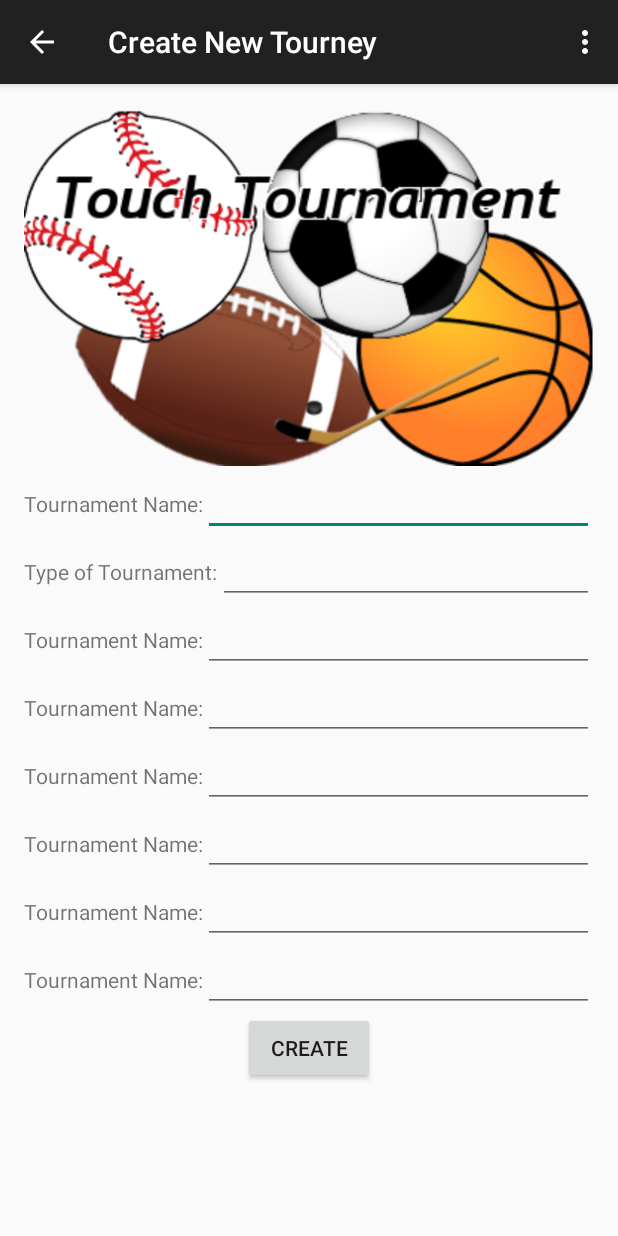
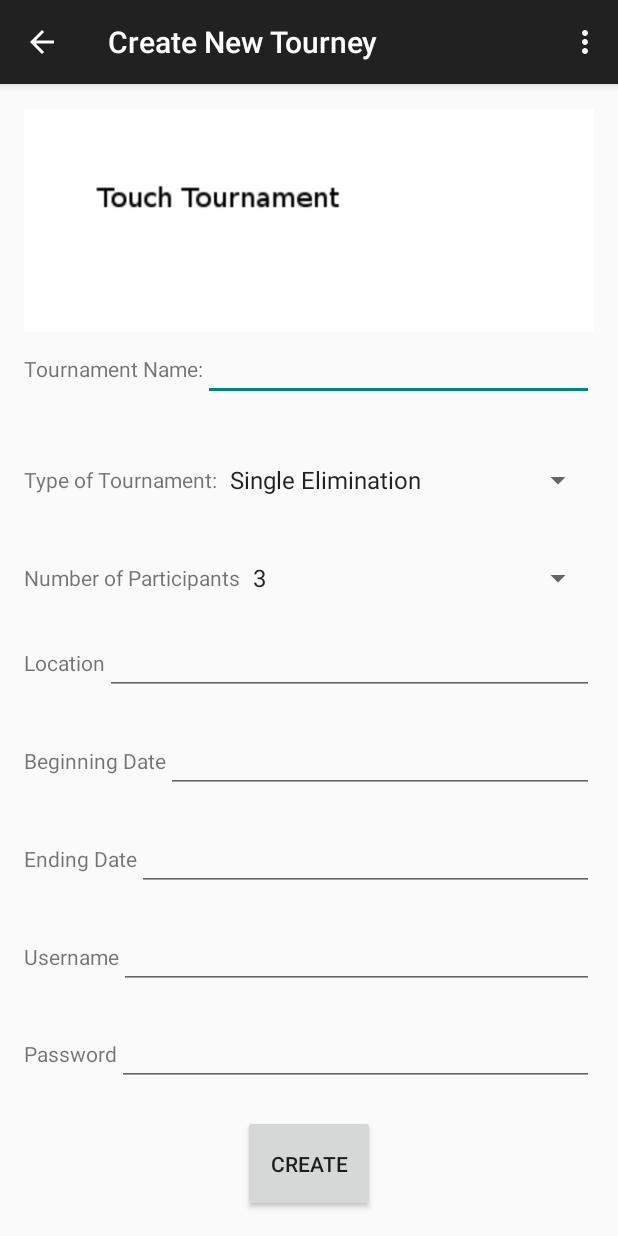
Before and after one commit to erikbenscoter/ist402_group, an Android app: the CreateNewTourney screen opened directly, with no data from a screen before it, on a phone screen of 412 x 824 dp. Run offline under Robolectric (Android 15) with nearby library versions, the light colour scheme and no system bars.

Commit message:
Create new tournament UI complete.  Started Run existing

```diff
--- a/app/TouchTournament/app/src/main/AndroidManifest.xml
+++ b/app/TouchTournament/app/src/main/AndroidManifest.xml
@@ -24,6 +24,14 @@
                 android:name="android.support.PARENT_ACTIVITY"
                 android:value="edu.psu.ist402.touchtournament.MainActivity" />
         </activity>
+        <activity
+            android:name=".OpenExistingTournament"
+            android:label="@string/title_activity_open_existing_tournament"
+            android:parentActivityName=".MainActivity" >
+            <meta-data
+                android:name="android.support.PARENT_ACTIVITY"
+                android:value="edu.psu.ist402.touchtournament.MainActivity" />
+        </activity>
     </application>
 
 </manifest>
--- a/app/TouchTournament/app/src/main/java/edu/psu/ist402/touchtournament/MainActivity.java
+++ b/app/TouchTournament/app/src/main/java/edu/psu/ist402/touchtournament/MainActivity.java
@@ -1,9 +1,11 @@
 package edu.psu.ist402.touchtournament;
 
+import android.content.Intent;
 import android.support.v7.app.ActionBarActivity;
 import android.os.Bundle;
 import android.view.Menu;
 import android.view.MenuItem;
+import android.view.View;
 
 
 public class MainActivity extends ActionBarActivity {
@@ -35,4 +37,9 @@ public class MainActivity extends ActionBarActivity {
 
         return super.onOptionsItemSelected(item);
     }
+
+    public void createNewTournament(View view) {
+        Intent intent = new Intent (this, CreateNewTourney.class);
+        startActivity(intent);
+    }
 }
--- a/app/TouchTournament/app/src/main/res/layout/activity_create_new_tourney.xml
+++ b/app/TouchTournament/app/src/main/res/layout/activity_create_new_tourney.xml
@@ -15,25 +15,26 @@
         <ImageView
             android:layout_width="wrap_content"
             android:layout_height="wrap_content"
-            android:id="@+id/imageView"
-            android:src="@drawable/ballcollage" />
+            android:id="@+id/imageView2"
+            android:src="@drawable/create_tourney_placeholder" />
     </LinearLayout>
 
     <!--Contains all the fields for a new tourney-->
     <LinearLayout
         android:orientation="vertical"
         android:layout_width="fill_parent"
-        android:layout_height="wrap_content"
+        android:layout_height="fill_parent"
         android:id="@+id/fields"
         android:layout_below="@+id/banner"
-        android:weightSum="11">
+        android:weightSum="9">
 
         <!--Horizontal linear layout to place the TextView and EditText next to each other-->
         <!--Tourney Name section-->
         <LinearLayout
             android:orientation="horizontal"
             android:layout_width="match_parent"
-            android:layout_height="wrap_content">
+            android:layout_height="fill_parent"
+            android:layout_weight="1">
 
             <TextView
                 android:layout_width="wrap_content"
@@ -51,30 +52,62 @@
         <LinearLayout
             android:orientation="horizontal"
             android:layout_width="match_parent"
-            android:layout_height="wrap_content">
+            android:layout_height="fill_parent"
+            android:layout_weight="1">
 
             <TextView
                 android:layout_width="wrap_content"
-                android:layout_height="wrap_content"
+                android:layout_height="match_parent"
                 android:text="Type of Tournament:"
-                android:id="@+id/textView4" />
+                android:id="@+id/textView4"
+                android:layout_gravity="bottom|left"
+                android:gravity="center_vertical" />
 
-            <EditText
+            <Spinner
                 android:layout_width="fill_parent"
-                android:layout_height="wrap_content"
-                android:id="@+id/editText" />
+                android:layout_height="fill_parent"
+                android:id="@+id/tourneyType"
+                android:spinnerMode="dialog"
+                android:entries="@array/tourney_type_list"
+                android:gravity="center_vertical" />
+
         </LinearLayout>
 
 
         <LinearLayout
             android:orientation="horizontal"
             android:layout_width="match_parent"
-            android:layout_height="wrap_content">
+            android:layout_height="fill_parent"
+            android:layout_weight="1">
+
+            <TextView
+                android:layout_width="wrap_content"
+                android:layout_height="match_parent"
+                android:text="Number of Participants"
+                android:id="@+id/numberParticipants"
+                android:layout_gravity="bottom|left"
+                android:gravity="center_vertical" />
+
+            <Spinner
+                android:layout_width="fill_parent"
+                android:layout_height="fill_parent"
+                android:id="@+id/noOfParticipants"
+                android:spinnerMode="dialog"
+                android:entries="@array/number_of_participants"
+                android:gravity="center_vertical" />
+
+        </LinearLayout>
+
+        <LinearLayout
+            android:orientation="horizontal"
+            android:layout_width="match_parent"
+            android:layout_height="fill_parent"
+            android:layout_weight="1">
 
             <TextView
                 android:layout_width="wrap_content"
                 android:layout_height="wrap_content"
-                android:text="Tournament Name:"
+                android:text="Location"
                 android:id="@+id/textView4" />
 
             <EditText
@@ -86,12 +119,13 @@
         <LinearLayout
             android:orientation="horizontal"
             android:layout_width="match_parent"
-            android:layout_height="wrap_content">
+            android:layout_height="fill_parent"
+            android:layout_weight="1">
 
             <TextView
                 android:layout_width="wrap_content"
                 android:layout_height="wrap_content"
-                android:text="Tournament Name:"
+                android:text="Beginning Date"
                 android:id="@+id/textView4" />
 
             <EditText
@@ -103,12 +137,13 @@
         <LinearLayout
             android:orientation="horizontal"
             android:layout_width="match_parent"
-            android:layout_height="wrap_content">
+            android:layout_height="fill_parent"
+            android:layout_weight="1">
 
             <TextView
                 android:layout_width="wrap_content"
                 android:layout_height="wrap_content"
-                android:text="Tournament Name:"
+                android:text="Ending Date"
                 android:id="@+id/textView4" />
 
             <EditText
@@ -120,12 +155,13 @@
         <LinearLayout
             android:orientation="horizontal"
             android:layout_width="match_parent"
-            android:layout_height="wrap_content">
+            android:layout_height="fill_parent"
+            android:layout_weight="1">
 
             <TextView
                 android:layout_width="wrap_content"
                 android:layout_height="wrap_content"
-                android:text="Tournament Name:"
+                android:text="Username"
                 android:id="@+id/textView4" />
 
             <EditText
@@ -137,29 +173,13 @@
         <LinearLayout
             android:orientation="horizontal"
             android:layout_width="match_parent"
-            android:layout_height="wrap_content">
+            android:layout_height="fill_parent"
+            android:layout_weight="1">
 
             <TextView
                 android:layout_width="wrap_content"
                 android:layout_height="wrap_content"
-                android:text="Tournament Name:"
-                android:id="@+id/textView4" />
-
-            <EditText
-                android:layout_width="fill_parent"
-                android:layout_height="wrap_content"
-                android:id="@+id/editText" />
-        </LinearLayout>
-
-        <LinearLayout
-            android:orientation="horizontal"
-            android:layout_width="match_parent"
-            android:layout_height="wrap_content">
-
-            <TextView
-                android:layout_width="wrap_content"
-                android:layout_height="wrap_content"
-                android:text="Tournament Name:"
+                android:text="Password"
                 android:id="@+id/textView4" />
 
             <EditText
@@ -170,10 +190,11 @@
 
         <Button
             android:layout_width="wrap_content"
-            android:layout_height="wrap_content"
+            android:layout_height="fill_parent"
             android:text="Create"
             android:id="@+id/button"
-            android:layout_gravity="center_horizontal" />
+            android:layout_gravity="center_horizontal"
+            android:layout_weight="1" />
 
     </LinearLayout>
 </RelativeLayout>
--- a/app/TouchTournament/app/src/main/res/layout/activity_main.xml
+++ b/app/TouchTournament/app/src/main/res/layout/activity_main.xml
@@ -15,7 +15,7 @@
             android:layout_width="wrap_content"
             android:layout_height="wrap_content"
             android:id="@+id/imageView"
-            android:src="@drawable/ballcollage" />
+            android:src="@drawable/main_ball_collage" />
     </LinearLayout>
 
     <LinearLayout
@@ -32,7 +32,8 @@
             android:text="Create New Tournament"
             android:id="@+id/btnNewTournament"
             android:layout_gravity="center"
-            android:layout_weight="2" />
+            android:layout_weight="2"
+            android:onClick="createNewTournament" />
 
         <TextView
             android:layout_width="wrap_content"
--- /dev/null
+++ b/app/TouchTournament/app/src/main/res/layout/activity_open_existing_tournament.xml
@@ -0,0 +1,12 @@
+<RelativeLayout xmlns:android="http://schemas.android.com/apk/res/android"
+    xmlns:tools="http://schemas.android.com/tools" android:layout_width="match_parent"
+    android:layout_height="match_parent" android:paddingLeft="@dimen/activity_horizontal_margin"
+    android:paddingRight="@dimen/activity_horizontal_margin"
+    android:paddingTop="@dimen/activity_vertical_margin"
+    android:paddingBottom="@dimen/activity_vertical_margin"
+    tools:context="edu.psu.ist402.touchtournament.OpenExistingTournament">
+
+    <TextView android:text="@string/hello_world" android:layout_width="wrap_content"
+        android:layout_height="wrap_content" />
+
+</RelativeLayout>
--- /dev/null
+++ b/app/TouchTournament/app/src/main/res/menu/menu_open_existing_tournament.xml
@@ -0,0 +1,7 @@
+<menu xmlns:android="http://schemas.android.com/apk/res/android"
+    xmlns:app="http://schemas.android.com/apk/res-auto"
+    xmlns:tools="http://schemas.android.com/tools"
+    tools:context="edu.psu.ist402.touchtournament.OpenExistingTournament">
+    <item android:id="@+id/action_settings" android:title="@string/action_settings"
+        android:orderInCategory="100" app:showAsAction="never" />
+</menu>
--- a/app/TouchTournament/app/src/main/res/values/strings.xml
+++ b/app/TouchTournament/app/src/main/res/values/strings.xml
@@ -4,4 +4,46 @@
     <string name="hello_world">Hello world!</string>
     <string name="action_settings">Settings</string>
     <string name="title_activity_create_new_tourney">Create New Tourney</string>
+
+    <string name="tourney_type_prompt">Select Type of Tournament</string>
+
+    <string-array name="tourney_type_list">
+        <item>Single Elimination</item>
+        <item>Double Elimination</item>
+    </string-array>
+
+    <string-array name="number_of_participants">
+        <item>3</item>
+        <item>4</item>
+        <item>5</item>
+        <item>6</item>
+        <item>7</item>
+        <item>8</item>
+        <item>9</item>
+        <item>10</item>
+        <item>11</item>
+        <item>12</item>
+        <item>13</item>
+        <item>14</item>
+        <item>15</item>
+        <item>16</item>
+        <item>17</item>
+        <item>18</item>
+        <item>19</item>
+        <item>20</item>
+        <item>21</item>
+        <item>22</item>
+        <item>23</item>
+        <item>24</item>
+        <item>25</item>
+        <item>26</item>
+        <item>27</item>
+        <item>28</item>
+        <item>29</item>
+        <item>30</item>
+        <item>31</item>
+        <item>32</item>
+    </string-array>
+    <string name="title_activity_open_existing_tournament">Open Existing Tournament</string>
+
 </resources>
```
Also changed, not shown: app/TouchTournament/app/src/main/res/drawable/create_tourney_placeholder.png (added), app/TouchTournament/app/src/main/res/drawable/main_ball_collage.png (renamed from app/TouchTournament/app/src/main/res/drawable/ballcollage.png).
